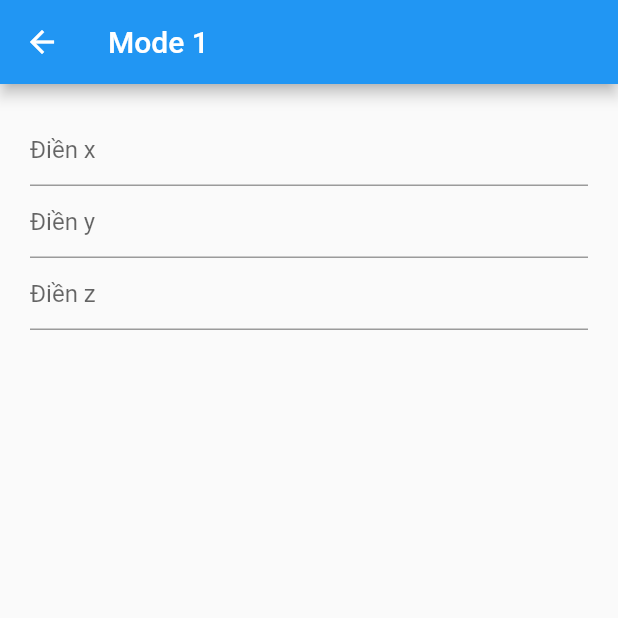
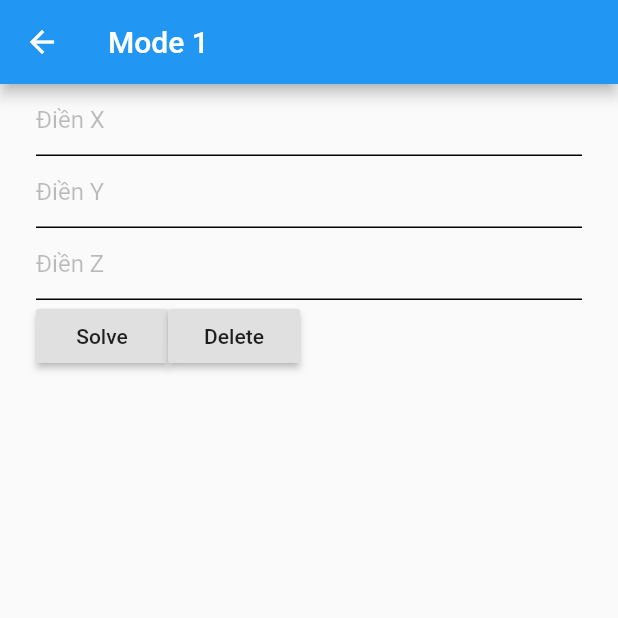
Before and after one commit to epitchi/Make-Math-Easy, a Flutter app: the FirstModePage screen opened directly, on a phone screen of 412 x 824 dp, the top half of it. Run offline on Flutter 3.47's test engine with Material 2 defaults, Android fonts, the phone set to English and light mode, and no system bars.

Commit message:
add inputdecoration

```diff
--- a/lib/screen/firstModePage.dart
+++ b/lib/screen/firstModePage.dart
@@ -1,4 +1,5 @@
 import 'package:flutter/material.dart';
+import 'package:solveMathApp/widgets/widget.dart';
 
 class FirstModePage extends StatefulWidget {
   @override
@@ -6,19 +7,54 @@ class FirstModePage extends StatefulWidget {
 }
 
 class _FirstModePageState extends State<FirstModePage> {
+  TextEditingController xTextEditingController = new TextEditingController();
+  TextEditingController yTextEditingController = new TextEditingController();
+  TextEditingController zTextEditingController = new TextEditingController();
+  final formKey = GlobalKey<FormState>();
+
+  String validateMobile(String value) {
+    String pattern = r'(^(?:[+0]9)?[0-9]{10,12}$)';
+    RegExp regExp = new RegExp(pattern);
+    if (value.length == 0) {
+      return 'Please enter number';
+    } else if (!regExp.hasMatch(value)) {
+      return 'Please enter valid mobile number';
+    }
+    return null;
+  }
+
   @override
   Widget build(BuildContext context) {
     return Scaffold(
         appBar: AppBar(
           title: Text("Mode 1"),
         ),
-        body: Container(
-          child: Padding(
-            padding: const EdgeInsets.all(20.0),
+        body: SingleChildScrollView(
+          child: Container(
+            height: MediaQuery.of(context).size.height -5,
+            // alignment: Alignment.bottomCenter,
+            child: Container(
+              padding: EdgeInsets.symmetric(horizontal: 24),
+              child: Column(
+                mainAxisSize: MainAxisSize.min,
+                children: [
+                  Form(
+                    key: formKey,
                     child: Column(
                       children: <Widget>[
                         TextFormField(
-                  decoration: InputDecoration(hintText: "Điền x"),
+                          controller: xTextEditingController,
+                          decoration: textFieldInputDecoration("Điền X"),
+                          validator: (val) {
+                            validateMobile(val);
+                          },
+                        ),
+                        TextFormField(
+                          controller: yTextEditingController,
+                          decoration: textFieldInputDecoration("Điền Y"),
+                          validator: (val) {
+                            validateMobile(val);
+                          },
                           onChanged: (value) {
                             setState(() {
                               //num1 == num parse .
@@ -26,15 +62,11 @@ class _FirstModePageState extends State<FirstModePage> {
                           },
                         ),
                         TextFormField(
-                  decoration: InputDecoration(hintText: "Điền y"),
-                  onChanged: (value) {
-                    setState(() {
-                      //num1 == num parse .
-                    });
+                          controller: zTextEditingController,
+                          decoration: textFieldInputDecoration("Điền Z"),
+                          validator: (val) {
+                            validateMobile(val);
                           },
-                ),
-                TextFormField(
-                  decoration: InputDecoration(hintText: "Điền z"),
                           onChanged: (value) {
                             setState(() {
                               //num1 == num parse .
@@ -44,6 +76,28 @@ class _FirstModePageState extends State<FirstModePage> {
                       ],
                     ),
                   ),
+                  Row(
+                    children: <Widget>[
+                      RaisedButton(
+                        onPressed: () {
+                          //solve, wait ML nqu
+                        },
+                        child: Text("Solve"),
+                      ),
+                      RaisedButton(
+                        onPressed: () {
+                          xTextEditingController.text = "";
+                          yTextEditingController.text = "";
+                          zTextEditingController.text = "";
+                        },
+                        child: Text("Delete"),
+                      ),
+                    ],
+                  )
+                ],
+              ),
+            ),
+          ),
         ));
   }
 }
--- /dev/null
+++ b/lib/widgets/widget.dart
@@ -0,0 +1,24 @@
+import 'package:flutter/material.dart';
+
+InputDecoration textFieldInputDecoration(String hintText) {
+  return InputDecoration(
+      hintText: hintText,
+      hintStyle: TextStyle(color: Colors.black26),
+      focusedBorder: UnderlineInputBorder(
+        borderSide: BorderSide(color: Colors.black),
+      ),
+      enabledBorder: UnderlineInputBorder(
+        borderSide: BorderSide(color: Colors.black),
+      ));
+}
+
+TextStyle simpleTextStyle() {
+  return TextStyle(
+    color: Colors.white,
+    fontSize: 16,
+  );
+}
+
+TextStyle mediumTextStyle() {
+  return TextStyle(color: Colors.white, fontSize: 17);
+}
```
Also changed, not shown: 1 other file. Lines whose indentation alone changed are shown as unchanged.
